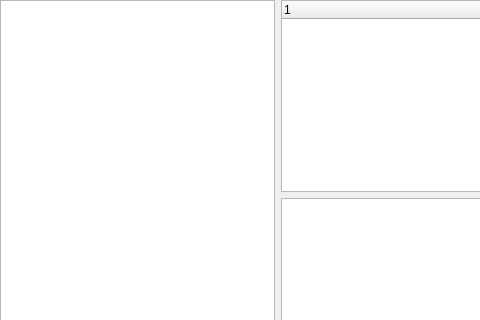
Old version of the form src/rcui/rcfileview.ui in the repository KDAB/knut; both pictures show x 0 to 480 and y 0 to 320 of the 1024 by 768 pixel window.
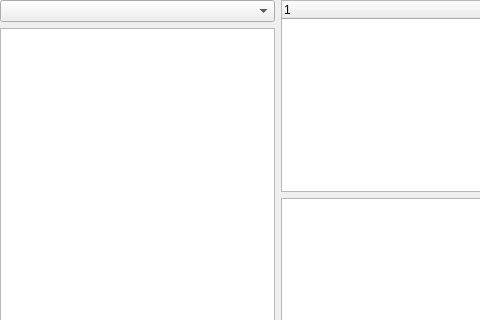
New version of the form.

Commit message:
Add language support for RC files
Rc file data are now split between the different languages, so you can
extract only specific data.

Scripts are still not updated, will come in a follow-up commit.

Patch:
```diff
--- a/src/rcui/rcfileview.ui
+++ b/src/rcui/rcfileview.ui
@@ -59,6 +59,9 @@
       <property name="bottomMargin">
        <number>0</number>
       </property>
+      <item>
+       <widget class="QComboBox" name="languageCombo"/>
+      </item>
       <item>
        <widget class="QTreeView" name="dataView">
         <property name="headerHidden">
```
The commit also changes 21 other files.
